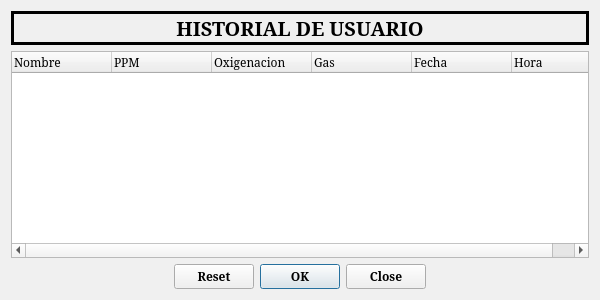
Qt form APP/historial.ui (adcfrba/TPO_INFOII) before a commit.
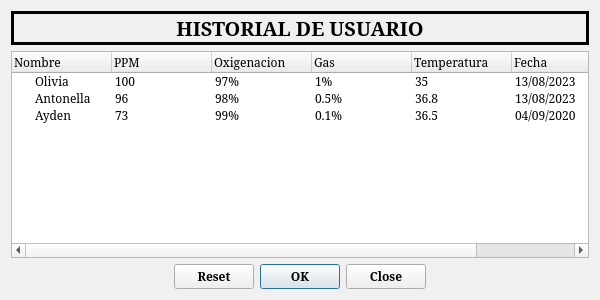
The same form after that commit. Icons and pictures are not drawn.

```diff
--- a/APP/historial.ui
+++ b/APP/historial.ui
@@ -171,6 +171,11 @@
          <string>Gas </string>
         </property>
        </column>
+       <column>
+        <property name="text">
+         <string>Temperatura</string>
+        </property>
+       </column>
        <column>
         <property name="text">
          <string>Fecha</string>
@@ -181,6 +186,75 @@
          <string>Hora</string>
         </property>
        </column>
+       <item>
+        <property name="text">
+         <string>Olivia</string>
+        </property>
+        <property name="text">
+         <string>100</string>
+        </property>
+        <property name="text">
+         <string>97%</string>
+        </property>
+        <property name="text">
+         <string>1%</string>
+        </property>
+        <property name="text">
+         <string>35</string>
+        </property>
+        <property name="text">
+         <string>13/08/2023</string>
+        </property>
+        <property name="text">
+         <string>20:25:45</string>
+        </property>
+       </item>
+       <item>
+        <property name="text">
+         <string>Antonella</string>
+        </property>
+        <property name="text">
+         <string>96</string>
+        </property>
+        <property name="text">
+         <string>98%</string>
+        </property>
+        <property name="text">
+         <string>0.5%</string>
+        </property>
+        <property name="text">
+         <string>36.8</string>
+        </property>
+        <property name="text">
+         <string>13/08/2023</string>
+        </property>
+        <property name="text">
+         <string>19:55:13</string>
+        </property>
+       </item>
+       <item>
+        <property name="text">
+         <string>Ayden</string>
+        </property>
+        <property name="text">
+         <string>73</string>
+        </property>
+        <property name="text">
+         <string>99%</string>
+        </property>
+        <property name="text">
+         <string>0.1%</string>
+        </property>
+        <property name="text">
+         <string>36.5</string>
+        </property>
+        <property name="text">
+         <string>04/09/2020</string>
+        </property>
+        <property name="text">
+         <string>20:27:53</string>
+        </property>
+       </item>
       </widget>
      </item>
     </layout>
```
